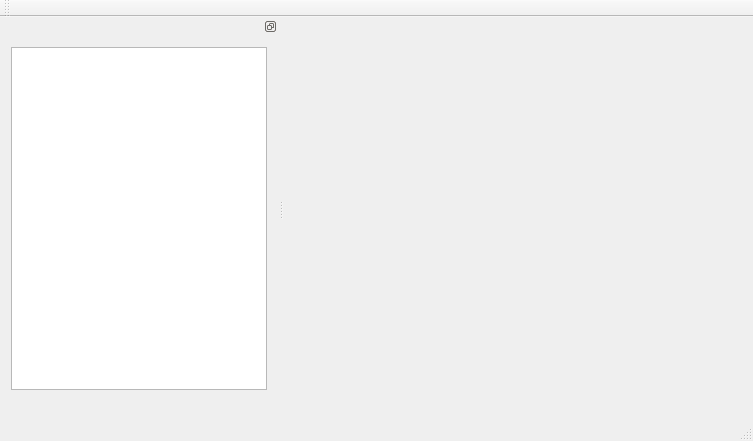
This is App/AppSDT/sdtmainwindow.ui in tiangaomingjing/ServoDriveTech as Qt 5 draws it before an edit. The edited form follows.
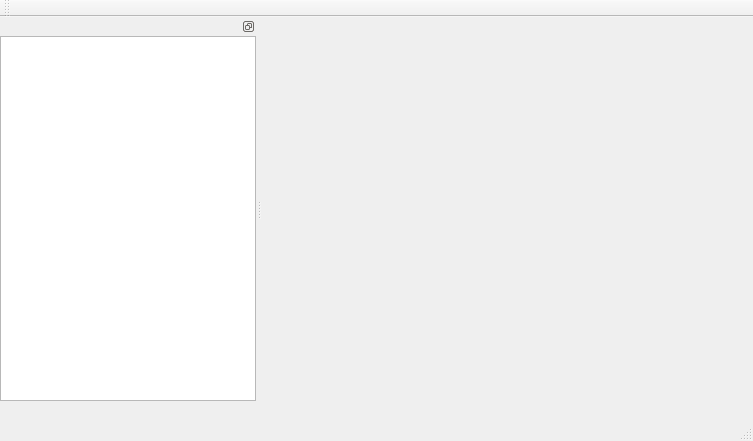
This is the edited form.

Diff of the .ui file:
```diff
--- a/App/AppSDT/sdtmainwindow.ui
+++ b/App/AppSDT/sdtmainwindow.ui
@@ -25,7 +25,7 @@
      <number>0</number>
     </property>
     <property name="rightMargin">
-     <number>0</number>
+     <number>2</number>
     </property>
     <property name="bottomMargin">
      <number>0</number>
@@ -76,16 +76,29 @@
    </attribute>
    <widget class="QWidget" name="dockWidgetContentsNav">
     <layout class="QVBoxLayout" name="verticalLayout">
+     <property name="spacing">
+      <number>0</number>
+     </property>
+     <property name="leftMargin">
+      <number>0</number>
+     </property>
+     <property name="topMargin">
+      <number>0</number>
+     </property>
+     <property name="rightMargin">
+      <number>0</number>
+     </property>
+     <property name="bottomMargin">
+      <number>0</number>
+     </property>
      <item>
       <widget class="QTreeWidget" name="treeWidget">
+       <property name="rootIsDecorated">
+        <bool>true</bool>
+       </property>
        <attribute name="headerVisible">
         <bool>false</bool>
        </attribute>
-       <column>
-        <property name="text">
-         <string notr="true">1</string>
-        </property>
-       </column>
       </widget>
      </item>
     </layout>
```
